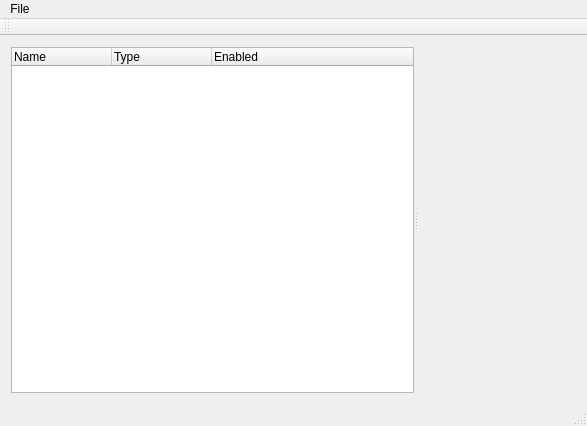
The window that QtRGineModeller/mainwindow.ui (ricardobusta/harpia-game-engine) describes before a commit, drawn with Qt 5.
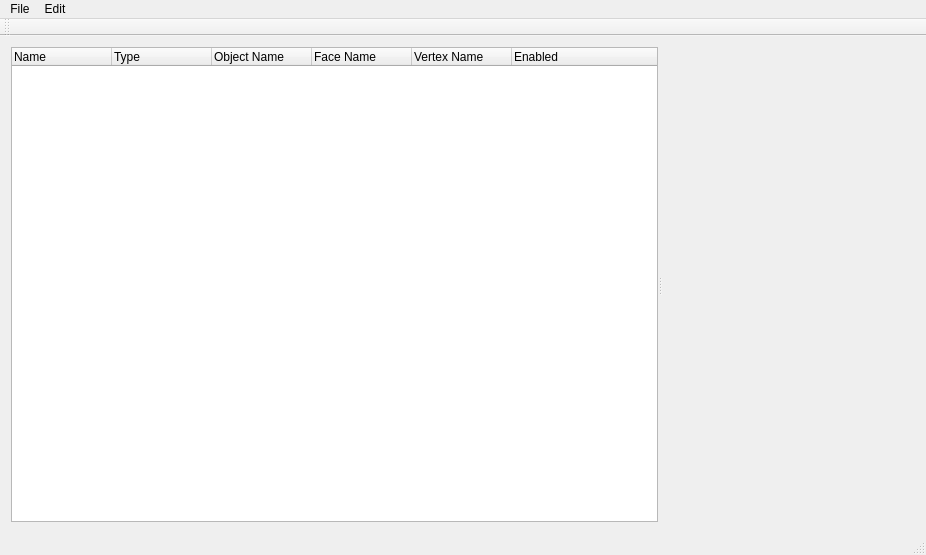
The same window after the commit.

Diff of the .ui file:
```diff
--- a/QtRGineModeller/mainwindow.ui
+++ b/QtRGineModeller/mainwindow.ui
@@ -6,8 +6,8 @@
    <rect>
     <x>0</x>
     <y>0</y>
-    <width>587</width>
-    <height>426</height>
+    <width>926</width>
+    <height>555</height>
    </rect>
   </property>
   <property name="windowTitle">
@@ -37,6 +37,21 @@
          <string notr="true">Type</string>
         </property>
        </column>
+       <column>
+        <property name="text">
+         <string>Object Name</string>
+        </property>
+       </column>
+       <column>
+        <property name="text">
+         <string>Face Name</string>
+        </property>
+       </column>
+       <column>
+        <property name="text">
+         <string>Vertex Name</string>
+        </property>
+       </column>
        <column>
         <property name="text">
          <string notr="true">Enabled</string>
@@ -60,7 +75,7 @@
     <rect>
      <x>0</x>
      <y>0</y>
-     <width>587</width>
+     <width>926</width>
      <height>21</height>
     </rect>
    </property>
@@ -73,7 +88,17 @@
     <addaction name="separator"/>
     <addaction name="actionExit"/>
    </widget>
+   <widget class="QMenu" name="menuEdit">
+    <property name="title">
+     <string>Edit</string>
+    </property>
+    <addaction name="actionAdd_Face"/>
+    <addaction name="actionRemove_Face"/>
+    <addaction name="actionAdd_Object"/>
+    <addaction name="actionRemove_Object"/>
+   </widget>
    <addaction name="menuFile"/>
+   <addaction name="menuEdit"/>
   </widget>
   <widget class="QToolBar" name="mainToolBar">
    <attribute name="toolBarArea">
```
Left out of the diff: 20 changed lines with no effect on the pictures.
